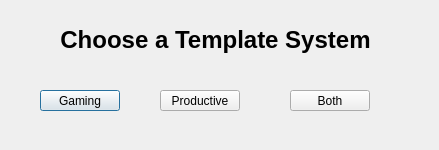
First picture: the form in dialog.ui, repository ameigen/cpr_proj, before the edit.
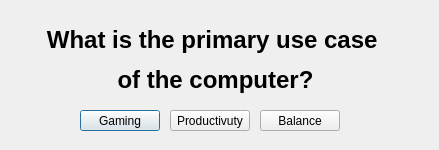
Second picture: the form after the edit.

Diff of the .ui file:
```diff
--- a/dialog.ui
+++ b/dialog.ui
@@ -19,18 +19,18 @@
      <x>30</x>
      <y>20</y>
      <width>371</width>
-     <height>41</height>
+     <height>81</height>
     </rect>
    </property>
    <property name="text">
-    <string>&lt;html&gt;&lt;head/&gt;&lt;body&gt;&lt;p align=&quot;center&quot;&gt;&lt;span style=&quot; font-size:18pt; font-weight:600;&quot;&gt;Choose a Template System&lt;/span&gt;&lt;/p&gt;&lt;/body&gt;&lt;/html&gt;</string>
+    <string>&lt;html&gt;&lt;head/&gt;&lt;body&gt;&lt;p align=&quot;center&quot;&gt;&lt;span style=&quot; font-size:18pt; font-weight:600;&quot;&gt;What is the primary use case &lt;/span&gt;&lt;/p&gt;&lt;p align=&quot;center&quot;&gt;&lt;span style=&quot; font-size:18pt; font-weight:600;&quot;&gt;of the computer?&lt;/span&gt;&lt;/p&gt;&lt;/body&gt;&lt;/html&gt;</string>
    </property>
   </widget>
   <widget class="QPushButton" name="gaming">
    <property name="geometry">
     <rect>
-     <x>40</x>
-     <y>90</y>
+     <x>80</x>
+     <y>110</y>
      <width>80</width>
      <height>21</height>
     </rect>
@@ -42,27 +42,27 @@
   <widget class="QPushButton" name="productivity">
    <property name="geometry">
     <rect>
-     <x>160</x>
-     <y>90</y>
+     <x>170</x>
+     <y>110</y>
      <width>80</width>
      <height>21</height>
     </rect>
    </property>
    <property name="text">
-    <string>Productive</string>
+    <string>Productivuty</string>
    </property>
   </widget>
   <widget class="QPushButton" name="both">
    <property name="geometry">
     <rect>
-     <x>290</x>
-     <y>90</y>
+     <x>260</x>
+     <y>110</y>
      <width>80</width>
      <height>21</height>
     </rect>
    </property>
    <property name="text">
-    <string>Both</string>
+    <string>Balance</string>
    </property>
   </widget>
  </widget>
```
